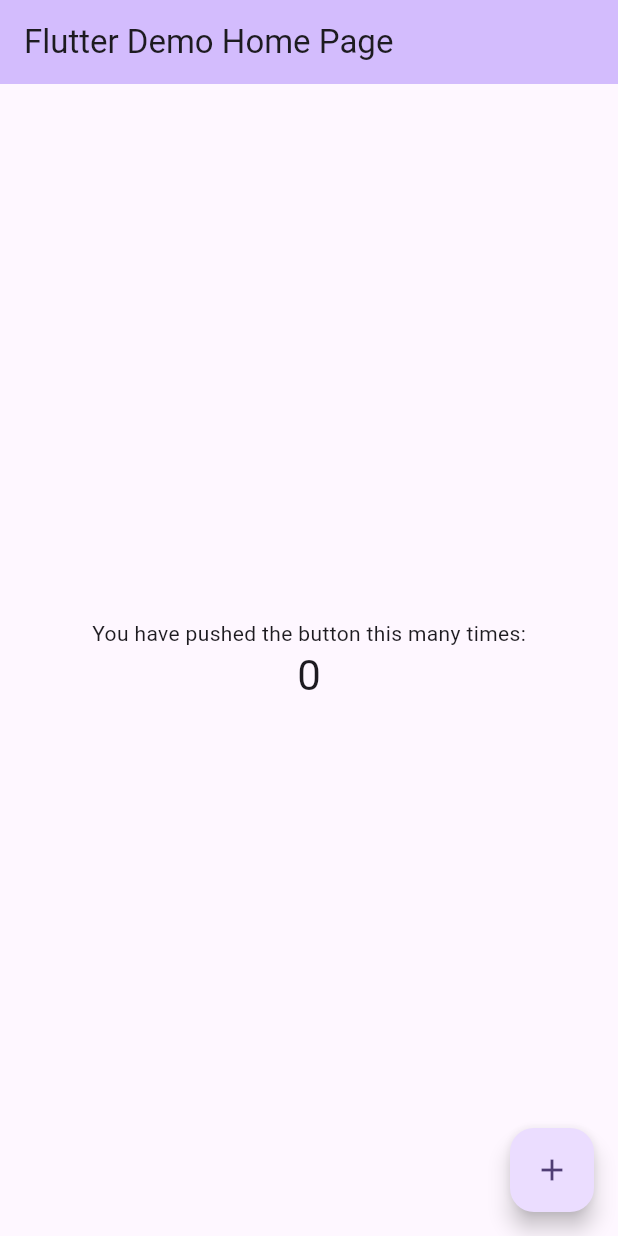
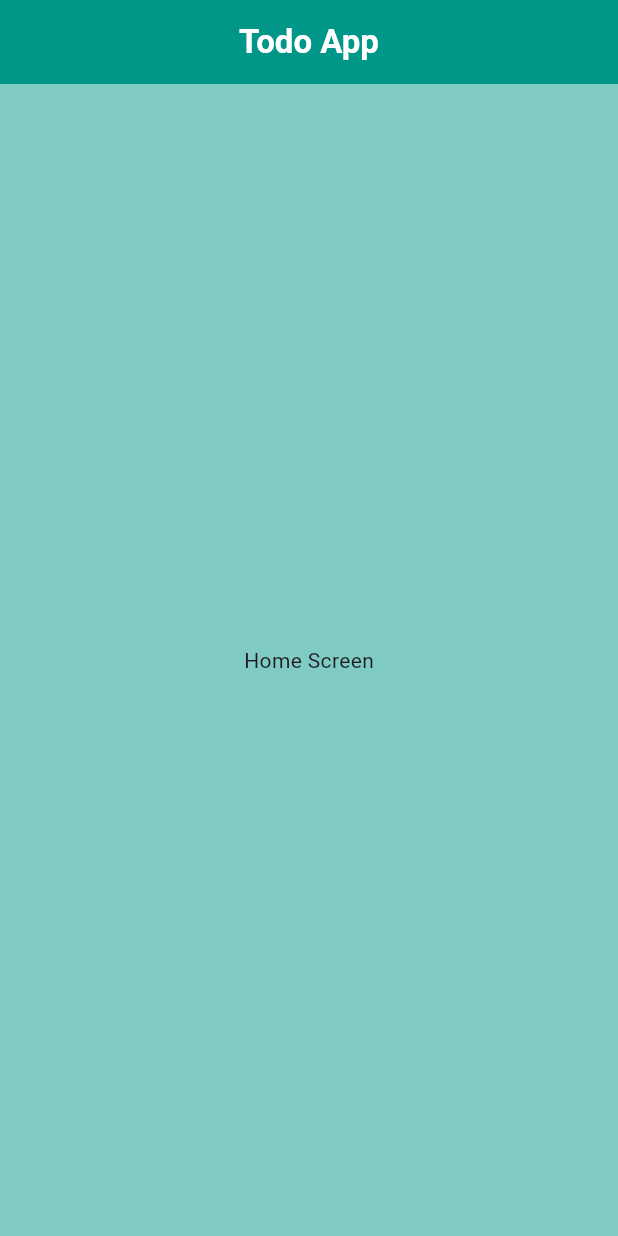
Before and after one commit to PrinceNarteh/todo-app, a Flutter app: the screen it shows after launch, on a phone screen of 412 x 824 dp. Run offline on Flutter 3.47's test engine with Material 3 defaults, Android fonts, the phone set to English and light mode, and no system bars.

Commit message:
feat: add HomeScreen

```diff
--- a/lib/main.dart
+++ b/lib/main.dart
@@ -1,4 +1,5 @@
 import 'package:flutter/material.dart';
+import 'package:todo_app/screens/home_screen.dart';
 
 void main() {
   runApp(const MyApp());
@@ -7,119 +8,12 @@ void main() {
 class MyApp extends StatelessWidget {
   const MyApp({super.key});
 
-  // This widget is the root of your application.
   @override
   Widget build(BuildContext context) {
     return MaterialApp(
-      title: 'Flutter Demo',
-      theme: ThemeData(
-        // This is the theme of your application.
-        //
-        // TRY THIS: Try running your application with "flutter run". You'll see
-        // the application has a purple toolbar. Then, without quitting the app,
-        // try changing the seedColor in the colorScheme below to Colors.green
-        // and then invoke "hot reload" (save your changes or press the "hot
-        // reload" button in a Flutter-supported IDE, or press "r" if you used
-        // the command line to start the app).
-        //
-        // Notice that the counter didn't reset back to zero; the application
-        // state is not lost during the reload. To reset the state, use hot
-        // restart instead.
-        //
-        // This works for code too, not just values: Most code changes can be
-        // tested with just a hot reload.
-        colorScheme: ColorScheme.fromSeed(seedColor: Colors.deepPurple),
-        useMaterial3: true,
-      ),
-      home: const MyHomePage(title: 'Flutter Demo Home Page'),
+      debugShowCheckedModeBanner: false,
+      theme: ThemeData(primarySwatch: Colors.yellow),
+      home: const HomeScreen(),
     );
   }
 }
-
-class MyHomePage extends StatefulWidget {
-  const MyHomePage({super.key, required this.title});
-
-  // This widget is the home page of your application. It is stateful, meaning
-  // that it has a State object (defined below) that contains fields that affect
-  // how it looks.
-
-  // This class is the configuration for the state. It holds the values (in this
-  // case the title) provided by the parent (in this case the App widget) and
-  // used by the build method of the State. Fields in a Widget subclass are
-  // always marked "final".
-
-  final String title;
-
-  @override
-  State<MyHomePage> createState() => _MyHomePageState();
-}
-
-class _MyHomePageState extends State<MyHomePage> {
-  int _counter = 0;
-
-  void _incrementCounter() {
-    setState(() {
-      // This call to setState tells the Flutter framework that something has
-      // changed in this State, which causes it to rerun the build method below
-      // so that the display can reflect the updated values. If we changed
-      // _counter without calling setState(), then the build method would not be
-      // called again, and so nothing would appear to happen.
-      _counter++;
-    });
-  }
-
-  @override
-  Widget build(BuildContext context) {
-    // This method is rerun every time setState is called, for instance as done
-    // by the _incrementCounter method above.
-    //
-    // The Flutter framework has been optimized to make rerunning build methods
-    // fast, so that you can just rebuild anything that needs updating rather
-    // than having to individually change instances of widgets.
-    return Scaffold(
-      appBar: AppBar(
-        // TRY THIS: Try changing the color here to a specific color (to
-        // Colors.amber, perhaps?) and trigger a hot reload to see the AppBar
-        // change color while the other colors stay the same.
-        backgroundColor: Theme.of(context).colorScheme.inversePrimary,
-        // Here we take the value from the MyHomePage object that was created by
-        // the App.build method, and use it to set our appbar title.
-        title: Text(widget.title),
-      ),
-      body: Center(
-        // Center is a layout widget. It takes a single child and positions it
-        // in the middle of the parent.
-        child: Column(
-          // Column is also a layout widget. It takes a list of children and
-          // arranges them vertically. By default, it sizes itself to fit its
-          // children horizontally, and tries to be as tall as its parent.
-          //
-          // Column has various properties to control how it sizes itself and
-          // how it positions its children. Here we use mainAxisAlignment to
-          // center the children vertically; the main axis here is the vertical
-          // axis because Columns are vertical (the cross axis would be
-          // horizontal).
-          //
-          // TRY THIS: Invoke "debug painting" (choose the "Toggle Debug Paint"
-          // action in the IDE, or press "p" in the console), to see the
-          // wireframe for each widget.
-          mainAxisAlignment: MainAxisAlignment.center,
-          children: <Widget>[
-            const Text(
-              'You have pushed the button this many times:',
-            ),
-            Text(
-              '$_counter',
-              style: Theme.of(context).textTheme.headlineMedium,
-            ),
-          ],
-        ),
-      ),
-      floatingActionButton: FloatingActionButton(
-        onPressed: _incrementCounter,
-        tooltip: 'Increment',
-        child: const Icon(Icons.add),
-      ), // This trailing comma makes auto-formatting nicer for build methods.
-    );
-  }
-}
--- /dev/null
+++ b/lib/screens/home_screen.dart
@@ -0,0 +1,25 @@
+import 'package:flutter/material.dart';
+
+class HomeScreen extends StatefulWidget {
+  const HomeScreen({super.key});
+
+  @override
+  State<HomeScreen> createState() => _HomeScreenState();
+}
+
+class _HomeScreenState extends State<HomeScreen> {
+  @override
+  Widget build(BuildContext context) {
+    return Scaffold(
+      backgroundColor: Colors.teal[200],
+      appBar: AppBar(
+        title: const Text("Todo App", style: TextStyle(color: Colors.white, fontWeight: FontWeight.bold),),
+        centerTitle: true,
+        backgroundColor: Colors.teal,
+      ),
+      body: const Center(
+        child: Text("Home Screen"),
+      ),
+    );
+  }
+}
```
